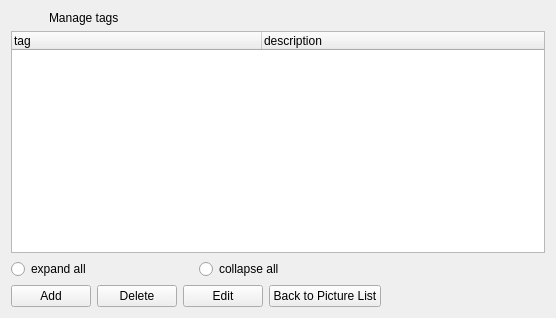
Qt form client/forms/tags.ui (Wolframe/configurator) before a commit.
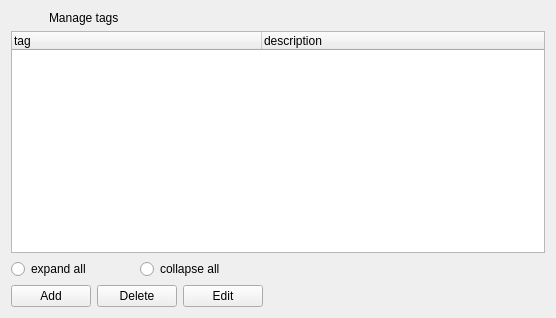
The same form after that commit. Icons and pictures are not drawn.

```diff
--- a/client/forms/tags.ui
+++ b/client/forms/tags.ui
@@ -136,19 +136,6 @@
        </property>
       </widget>
      </item>
-     <item>
-      <widget class="QPushButton" name="reload_2">
-       <property name="text">
-        <string>Back to Picture List</string>
-       </property>
-       <property name="form" stdset="0">
-        <string notr="true">pictures</string>
-       </property>
-       <property name="global.tagState" stdset="0">
-        <string>{tag.state}</string>
-       </property>
-      </widget>
-     </item>
     </layout>
    </item>
    <item row="1" column="0">
```
Left out of the diff: 2 changed lines with no effect on the pictures.
